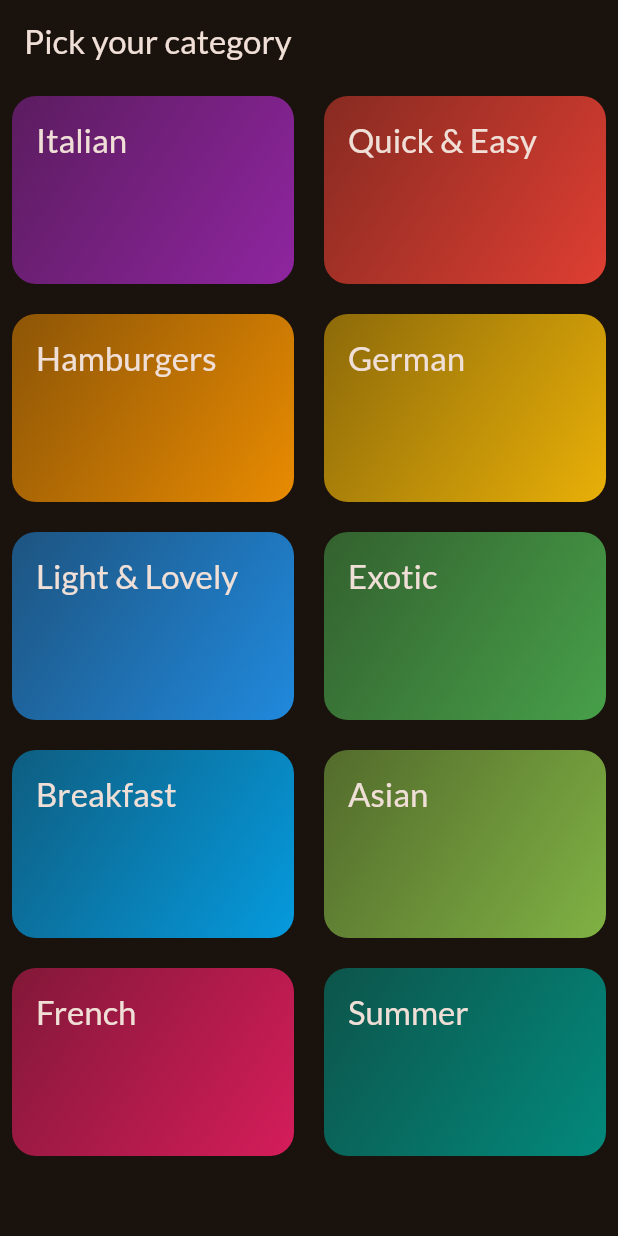
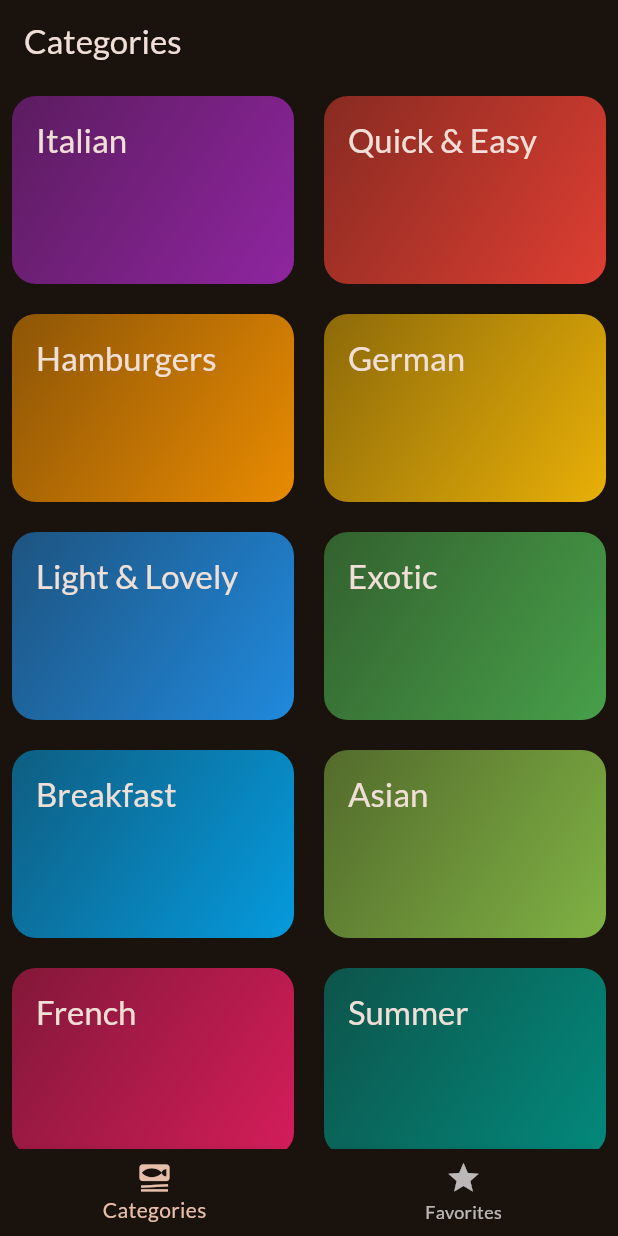
Before and after one commit to WaleedAlaql/meals-app, a Flutter app: the screen it shows after launch, on a phone screen of 412 x 824 dp. Run offline on Flutter 3.47's test engine with Material 3 defaults, Android fonts, the phone set to English and light mode, and no system bars; our stand-ins replace google_fonts, transparent_image.

Commit message:
Adding Tab-based Navigation

```diff
--- a/lib/main.dart
+++ b/lib/main.dart
@@ -1,6 +1,6 @@
 import 'package:flutter/material.dart';
 import 'package:google_fonts/google_fonts.dart';
-import 'package:meals_app/screens/categories.dart';
+import 'package:meals_app/screens/tabs.dart';
 
 final theme = ThemeData(
   useMaterial3: true,
@@ -22,7 +22,7 @@ class App extends StatelessWidget {
   Widget build(BuildContext context) {
     return MaterialApp(
       theme: theme,
-      home: const CategoriesScreen(),
+      home: const TabsScreen(),
     );
   }
 }
--- a/lib/screens/categories.dart
+++ b/lib/screens/categories.dart
@@ -24,11 +24,7 @@ class CategoriesScreen extends StatelessWidget {
 
   @override
   Widget build(BuildContext context) {
-    return Scaffold(
-      appBar: AppBar(
-        title: const Text('Pick your category'),
-      ),
-      body: GridView(
+    return GridView(
       padding: const EdgeInsets.all(8),
       gridDelegate: const SliverGridDelegateWithFixedCrossAxisCount(
         crossAxisCount: 2,
@@ -45,7 +41,6 @@ class CategoriesScreen extends StatelessWidget {
             },
           )
       ],
-      ),
     );
   }
 }
--- /dev/null
+++ b/lib/screens/tabs.dart
@@ -0,0 +1,48 @@
+import 'package:flutter/material.dart';
+import 'package:meals_app/screens/categories.dart';
+import 'package:meals_app/screens/meals.dart';
+
+class TabsScreen extends StatefulWidget {
+  const TabsScreen({super.key});
+
+  @override
+  State<TabsScreen> createState() {
+    return _TabsScreenState();
+  }
+}
+
+class _TabsScreenState extends State<TabsScreen> {
+  int selectedPageIndex = 0;
+
+  void selectPage(int index) {
+    setState(() {
+      selectedPageIndex = index;
+    });
+  }
+
+  @override
+  Widget build(BuildContext context) {
+    Widget activeScreen = const CategoriesScreen();
+    var activePageTitle = 'Categories';
+
+    if (selectedPageIndex == 1) {
+      activeScreen = const MealsScreen(meals: []);
+      activePageTitle = 'Your Favorites';
+    }
+    return Scaffold(
+      appBar: AppBar(
+        title: Text(activePageTitle),
+      ),
+      body: activeScreen,
+      bottomNavigationBar: BottomNavigationBar(
+        onTap: selectPage,
+        currentIndex: selectedPageIndex,
+        items: const [
+          BottomNavigationBarItem(
+              icon: Icon(Icons.set_meal), label: 'Categories'),
+          BottomNavigationBarItem(icon: Icon(Icons.star), label: 'Favorites'),
+        ],
+      ),
+    );
+  }
+}
```
Also changed, not shown: lib/screens/meals.dart (+11 -3 lines). Lines whose indentation alone changed are shown as unchanged.
